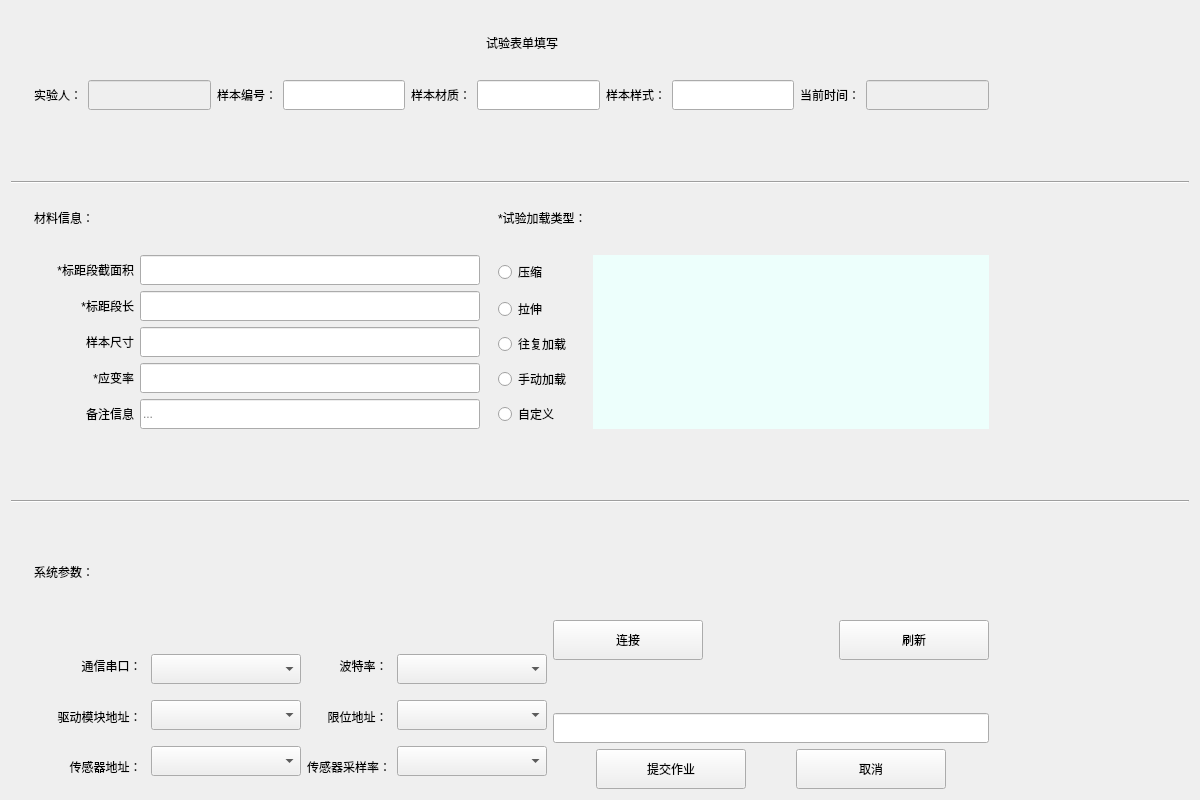
The window that systemset_window.ui (Mr-tang0/Qt_based_MG_stepper_motor_operating_system) describes before a commit, drawn with Qt 5.
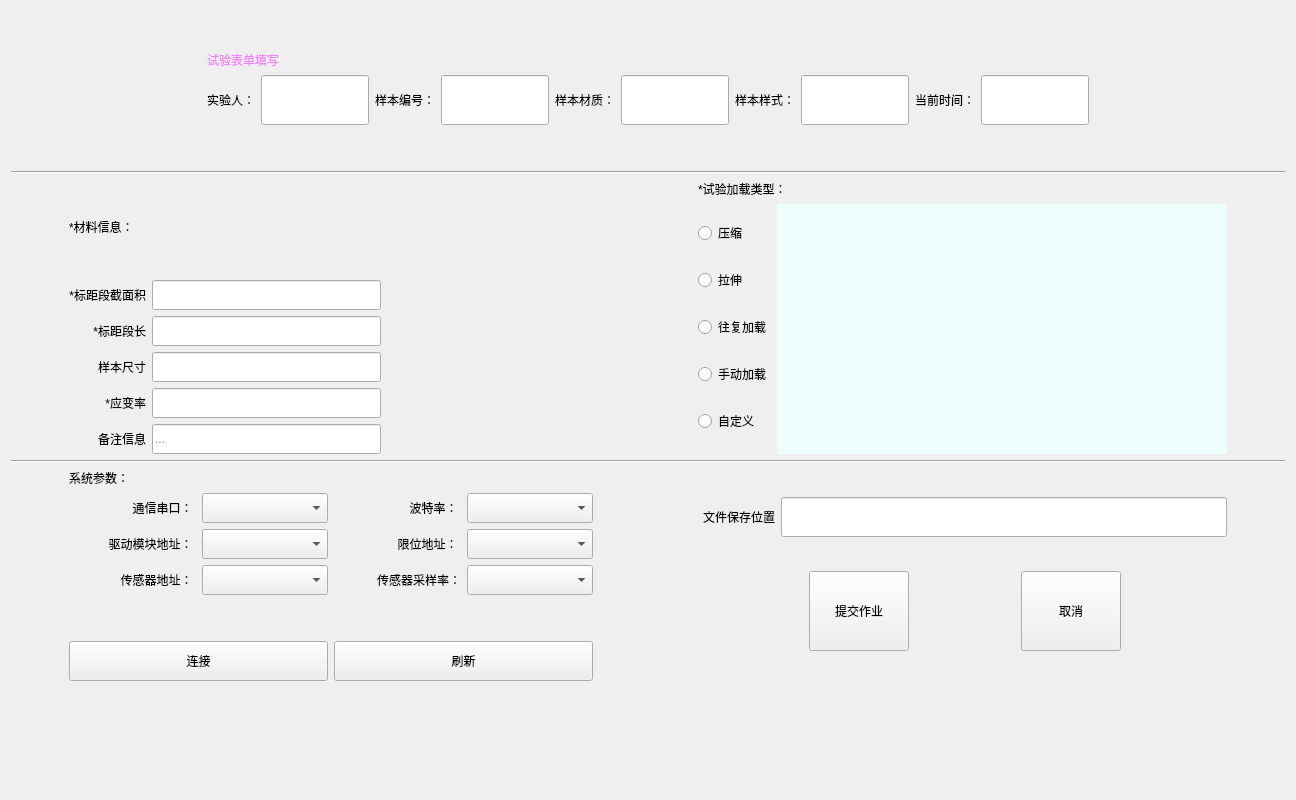
The same window after the commit. The open tabs and pages were chosen to show the change.

Patch:
```diff
--- a/systemset_window.ui
+++ b/systemset_window.ui
@@ -6,7 +6,7 @@
    <rect>
     <x>0</x>
     <y>0</y>
-    <width>1200</width>
+    <width>1296</width>
     <height>800</height>
    </rect>
   </property>
@@ -14,17 +14,53 @@
    <string>Form</string>
   </property>
   <layout class="QGridLayout" name="gridLayout">
-   <item row="0" column="3" colspan="3">
+   <item row="0" column="0">
+    <layout class="QVBoxLayout" name="verticalLayout_14">
+     <item>
+      <layout class="QHBoxLayout" name="horizontalLayout_12">
+       <item>
+        <spacer name="horizontalSpacer_10">
+         <property name="orientation">
+          <enum>Qt::Horizontal</enum>
+         </property>
+         <property name="sizeHint" stdset="0">
+          <size>
+           <width>40</width>
+           <height>20</height>
+          </size>
+         </property>
+        </spacer>
+       </item>
+       <item>
+        <layout class="QVBoxLayout" name="verticalLayout_13">
+         <item>
+          <spacer name="verticalSpacer_2">
+           <property name="orientation">
+            <enum>Qt::Vertical</enum>
+           </property>
+           <property name="sizeHint" stdset="0">
+            <size>
+             <width>20</width>
+             <height>40</height>
+            </size>
+           </property>
+          </spacer>
+         </item>
+         <item>
     <widget class="QLabel" name="label_19">
      <property name="styleSheet">
-      <string notr="true">font: 12pt &quot;幼圆&quot;;</string>
+            <string notr="true">QLabel
+{
+	color: rgb(241, 131, 255);
+	font: 16pt &quot;幼圆&quot;;
+}</string>
      </property>
      <property name="text">
       <string>试验表单填写</string>
      </property>
     </widget>
    </item>
-   <item row="1" column="1" colspan="6">
+         <item>
     <layout class="QHBoxLayout" name="horizontalLayout_2">
      <item>
       <widget class="QLabel" name="label_2">
@@ -42,12 +78,12 @@
      <item>
       <widget class="QLineEdit" name="ExperimenterEdit">
        <property name="enabled">
-        <bool>false</bool>
+              <bool>true</bool>
        </property>
        <property name="minimumSize">
         <size>
-         <width>100</width>
-         <height>30</height>
+               <width>80</width>
+               <height>50</height>
         </size>
        </property>
       </widget>
@@ -69,8 +105,8 @@
       <widget class="QLineEdit" name="timeNumberEdit">
        <property name="minimumSize">
         <size>
-         <width>100</width>
-         <height>30</height>
+               <width>80</width>
+               <height>50</height>
         </size>
        </property>
       </widget>
@@ -92,8 +128,8 @@
       <widget class="QLineEdit" name="MaterialEdit">
        <property name="minimumSize">
         <size>
-         <width>100</width>
-         <height>30</height>
+               <width>80</width>
+               <height>50</height>
         </size>
        </property>
       </widget>
@@ -115,8 +151,8 @@
       <widget class="QLineEdit" name="sampleEdit">
        <property name="minimumSize">
         <size>
-         <width>100</width>
-         <height>30</height>
+               <width>80</width>
+               <height>50</height>
         </size>
        </property>
       </widget>
@@ -134,62 +170,88 @@
      <item>
       <widget class="QLineEdit" name="currentTime">
        <property name="enabled">
-        <bool>false</bool>
+              <bool>true</bool>
        </property>
        <property name="minimumSize">
         <size>
-         <width>100</width>
-         <height>30</height>
+               <width>80</width>
+               <height>50</height>
         </size>
        </property>
       </widget>
      </item>
     </layout>
    </item>
-   <item row="2" column="0" rowspan="2" colspan="8">
+        </layout>
+       </item>
+       <item>
+        <spacer name="horizontalSpacer_11">
+         <property name="orientation">
+          <enum>Qt::Horizontal</enum>
+         </property>
+         <property name="sizeHint" stdset="0">
+          <size>
+           <width>40</width>
+           <height>20</height>
+          </size>
+         </property>
+        </spacer>
+       </item>
+      </layout>
+     </item>
+     <item>
+      <spacer name="verticalSpacer_3">
+       <property name="orientation">
+        <enum>Qt::Vertical</enum>
+       </property>
+       <property name="sizeHint" stdset="0">
+        <size>
+         <width>20</width>
+         <height>40</height>
+        </size>
+       </property>
+      </spacer>
+     </item>
+     <item>
     <widget class="Line" name="line">
      <property name="orientation">
       <enum>Qt::Horizontal</enum>
      </property>
     </widget>
    </item>
-   <item row="3" column="1" colspan="2">
+     <item>
+      <layout class="QHBoxLayout" name="horizontalLayout_11" stretch="1,20,1">
+       <item>
+        <spacer name="horizontalSpacer_8">
+         <property name="orientation">
+          <enum>Qt::Horizontal</enum>
+         </property>
+         <property name="sizeHint" stdset="0">
+          <size>
+           <width>40</width>
+           <height>20</height>
+          </size>
+         </property>
+        </spacer>
+       </item>
+       <item>
+        <layout class="QHBoxLayout" name="horizontalLayout_7" stretch="1,1,1">
+         <item>
+          <layout class="QVBoxLayout" name="verticalLayout_7" stretch="1,5">
+           <item>
     <widget class="QLabel" name="label_20">
      <property name="styleSheet">
       <string notr="true">font: 12pt &quot;幼圆&quot;;</string>
      </property>
      <property name="text">
-      <string>材料信息：</string>
+              <string>*材料信息：</string>
      </property>
      <property name="alignment">
       <set>Qt::AlignLeading|Qt::AlignLeft|Qt::AlignVCenter</set>
      </property>
     </widget>
    </item>
-   <item row="3" column="4" colspan="2">
-    <widget class="QLabel" name="label_8">
-     <property name="styleSheet">
-      <string notr="true">font: 12pt &quot;幼圆&quot;;</string>
-     </property>
-     <property name="text">
-      <string>*试验加载类型：</string>
-     </property>
-    </widget>
-   </item>
-   <item row="4" column="0" colspan="2">
-    <spacer name="horizontalSpacer_4">
-     <property name="orientation">
-      <enum>Qt::Horizontal</enum>
-     </property>
-     <property name="sizeHint" stdset="0">
-      <size>
-       <width>40</width>
-       <height>20</height>
-      </size>
-     </property>
-    </spacer>
-   </item>
-   <item row="4" column="2" rowspan="5">
+           <item>
     <layout class="QHBoxLayout" name="horizontalLayout_3">
      <item>
       <layout class="QVBoxLayout" name="verticalLayout_2">
@@ -319,7 +381,38 @@
      </item>
     </layout>
    </item>
-   <item row="4" column="4">
+          </layout>
+         </item>
+         <item>
+          <spacer name="horizontalSpacer_4">
+           <property name="orientation">
+            <enum>Qt::Horizontal</enum>
+           </property>
+           <property name="sizeHint" stdset="0">
+            <size>
+             <width>40</width>
+             <height>20</height>
+            </size>
+           </property>
+          </spacer>
+         </item>
+         <item>
+          <layout class="QVBoxLayout" name="verticalLayout_9" stretch="1,5">
+           <item>
+            <widget class="QLabel" name="label_8">
+             <property name="styleSheet">
+              <string notr="true">font: 12pt &quot;幼圆&quot;;</string>
+             </property>
+             <property name="text">
+              <string>*试验加载类型：</string>
+             </property>
+            </widget>
+           </item>
+           <item>
+            <layout class="QHBoxLayout" name="horizontalLayout_6">
+             <item>
+              <layout class="QVBoxLayout" name="verticalLayout_8">
+               <item>
     <widget class="QRadioButton" name="Compression">
      <property name="styleSheet">
       <string notr="true">font: 12pt &quot;幼圆&quot;;</string>
@@ -335,8 +428,56 @@
      </property>
     </widget>
    </item>
-   <item row="4" column="6" rowspan="5">
+               <item>
+                <widget class="QRadioButton" name="stretching">
+                 <property name="styleSheet">
+                  <string notr="true">font: 12pt &quot;幼圆&quot;;</string>
+                 </property>
+                 <property name="text">
+                  <string>拉伸</string>
+                 </property>
+                </widget>
+               </item>
+               <item>
+                <widget class="QRadioButton" name="Reciprocating">
+                 <property name="styleSheet">
+                  <string notr="true">font: 12pt &quot;幼圆&quot;;</string>
+                 </property>
+                 <property name="text">
+                  <string>往复加载</string>
+                 </property>
+                </widget>
+               </item>
+               <item>
+                <widget class="QRadioButton" name="Manually">
+                 <property name="styleSheet">
+                  <string notr="true">font: 12pt &quot;幼圆&quot;;</string>
+                 </property>
+                 <property name="text">
+                  <string>手动加载</string>
+                 </property>
+                </widget>
+               </item>
+               <item>
+                <widget class="QRadioButton" name="Customize">
+                 <property name="styleSheet">
+                  <string notr="true">font: 12pt &quot;幼圆&quot;;</string>
+                 </property>
+                 <property name="text">
+                  <string>自定义</string>
+                 </property>
+                </widget>
+               </item>
+              </layout>
+             </item>
+             <item>
     <widget class="QStackedWidget" name="menu">
+               <property name="minimumSize">
+                <size>
+                 <width>450</width>
+                 <height>250</height>
+                </size>
+               </property>
      <property name="styleSheet">
       <string notr="true">background-color: rgb(149, 190, 255);
 background-color: rgb(237, 255, 252);</string>
@@ -351,8 +492,14 @@
      <widget class="QWidget" name="p5"/>
     </widget>
    </item>
-   <item row="4" column="7">
-    <spacer name="horizontalSpacer_5">
+            </layout>
+           </item>
+          </layout>
+         </item>
+        </layout>
+       </item>
+       <item>
+        <spacer name="horizontalSpacer_9">
      <property name="orientation">
       <enum>Qt::Horizontal</enum>
      </property>
@@ -364,54 +511,35 @@
      </property>
     </spacer>
    </item>
-   <item row="5" column="4">
-    <widget class="QRadioButton" name="stretching">
-     <property name="styleSheet">
-      <string notr="true">font: 12pt &quot;幼圆&quot;;</string>
-     </property>
-     <property name="text">
-      <string>拉伸</string>
-     </property>
-    </widget>
-   </item>
-   <item row="6" column="4" colspan="2">
-    <widget class="QRadioButton" name="Reciprocating">
-     <property name="styleSheet">
-      <string notr="true">font: 12pt &quot;幼圆&quot;;</string>
-     </property>
-     <property name="text">
-      <string>往复加载</string>
-     </property>
-    </widget>
-   </item>
-   <item row="7" column="4" colspan="2">
-    <widget class="QRadioButton" name="Manually">
-     <property name="styleSheet">
-      <string notr="true">font: 12pt &quot;幼圆&quot;;</string>
-     </property>
-     <property name="text">
-      <string>手动加载</string>
-     </property>
-    </widget>
-   </item>
-   <item row="8" column="4" colspan="2">
-    <widget class="QRadioButton" name="Customize">
-     <property name="styleSheet">
-      <string notr="true">font: 12pt &quot;幼圆&quot;;</string>
-     </property>
-     <property name="text">
-      <string>自定义</string>
-     </property>
-    </widget>
-   </item>
-   <item row="9" column="0" rowspan="2" colspan="8">
+      </layout>
+     </item>
+     <item>
     <widget class="Line" name="line_2">
      <property name="orientation">
       <enum>Qt::Horizontal</enum>
      </property>
     </widget>
    </item>
-   <item row="10" column="1" rowspan="2" colspan="2">
+     <item>
+      <layout class="QHBoxLayout" name="horizontalLayout_10" stretch="1,20,1">
+       <item>
+        <spacer name="horizontalSpacer_6">
+         <property name="orientation">
+          <enum>Qt::Horizontal</enum>
+         </property>
+         <property name="sizeHint" stdset="0">
+          <size>
+           <width>40</width>
+           <height>20</height>
+          </size>
+         </property>
+        </spacer>
+       </item>
+       <item>
+        <layout class="QHBoxLayout" name="horizontalLayout_9" stretch="5,1,5">
+         <item>
+          <layout class="QVBoxLayout" name="verticalLayout_11">
+           <item>
     <widget class="QLabel" name="label_7">
      <property name="styleSheet">
       <string notr="true">font: 12pt &quot;幼圆&quot;;</string>
@@ -421,50 +549,9 @@
      </property>
     </widget>
    </item>
-   <item row="11" column="5" rowspan="2" colspan="2">
-    <layout class="QHBoxLayout" name="horizontalLayout_5">
      <item>
-      <widget class="QPushButton" name="portConnect">
-       <property name="minimumSize">
-        <size>
-         <width>150</width>
-         <height>40</height>
-        </size>
-       </property>
-       <property name="text">
-        <string>连接</string>
-       </property>
-      </widget>
-     </item>
+            <layout class="QVBoxLayout" name="verticalLayout_10">
      <item>
-      <spacer name="horizontalSpacer_6">
-       <property name="orientation">
-        <enum>Qt::Horizontal</enum>
-       </property>
-       <property name="sizeHint" stdset="0">
-        <size>
-         <width>40</width>
-         <height>20</height>
-        </size>
-       </property>
-      </spacer>
-     </item>
-     <item>
-      <widget class="QPushButton" name="portRefresh">
-       <property name="minimumSize">
-        <size>
-         <width>150</width>
-         <height>40</height>
-        </size>
-       </property>
-       <property name="text">
-        <string>刷新</string>
-       </property>
-      </widget>
-     </item>
-    </layout>
-   </item>
-   <item row="12" column="2" rowspan="3" colspan="3">
     <layout class="QHBoxLayout" name="horizontalLayout_4">
      <item>
       <layout class="QVBoxLayout" name="verticalLayout_6">
@@ -515,7 +602,7 @@
         <widget class="QComboBox" name="SerialPort">
          <property name="minimumSize">
           <size>
-           <width>150</width>
+                     <width>100</width>
            <height>30</height>
           </size>
          </property>
@@ -525,7 +612,7 @@
         <widget class="QComboBox" name="driveBox">
          <property name="minimumSize">
           <size>
-           <width>150</width>
+                     <width>100</width>
            <height>30</height>
           </size>
          </property>
@@ -535,7 +622,7 @@
         <widget class="QComboBox" name="sensorBox">
          <property name="minimumSize">
           <size>
-           <width>150</width>
+                     <width>100</width>
            <height>30</height>
           </size>
          </property>
@@ -592,7 +679,7 @@
         <widget class="QComboBox" name="baudRate">
          <property name="minimumSize">
           <size>
-           <width>150</width>
+                     <width>100</width>
            <height>30</height>
           </size>
          </property>
@@ -602,7 +689,7 @@
         <widget class="QComboBox" name="limits">
          <property name="minimumSize">
           <size>
-           <width>150</width>
+                     <width>100</width>
            <height>30</height>
           </size>
          </property>
@@ -612,7 +699,7 @@
         <widget class="QComboBox" name="samplingRate">
          <property name="minimumSize">
           <size>
-           <width>150</width>
+                     <width>100</width>
            <height>30</height>
           </size>
          </property>
@@ -622,17 +709,99 @@
      </item>
     </layout>
    </item>
-   <item row="13" column="5" colspan="2">
+             <item>
+              <spacer name="verticalSpacer">
+               <property name="orientation">
+                <enum>Qt::Vertical</enum>
+               </property>
+               <property name="sizeHint" stdset="0">
+                <size>
+                 <width>20</width>
+                 <height>40</height>
+                </size>
+               </property>
+              </spacer>
+             </item>
+             <item>
+              <layout class="QHBoxLayout" name="horizontalLayout_5">
+               <item>
+                <widget class="QPushButton" name="portConnect">
+                 <property name="minimumSize">
+                  <size>
+                   <width>100</width>
+                   <height>40</height>
+                  </size>
+                 </property>
+                 <property name="text">
+                  <string>连接</string>
+                 </property>
+                </widget>
+               </item>
+               <item>
+                <widget class="QPushButton" name="portRefresh">
+                 <property name="minimumSize">
+                  <size>
+                   <width>100</width>
+                   <height>40</height>
+                  </size>
+                 </property>
+                 <property name="text">
+                  <string>刷新</string>
+                 </property>
+                </widget>
+               </item>
+              </layout>
+             </item>
+            </layout>
+           </item>
+          </layout>
+         </item>
+         <item>
+          <spacer name="horizontalSpacer_5">
+           <property name="orientation">
+            <enum>Qt::Horizontal</enum>
+           </property>
+           <property name="sizeHint" stdset="0">
+            <size>
+             <width>40</width>
+             <height>20</height>
+            </size>
+           </property>
+          </spacer>
+         </item>
+         <item>
+          <layout class="QVBoxLayout" name="verticalLayout_12">
+           <item>
+            <layout class="QHBoxLayout" name="horizontalLayout_8">
+             <item>
+              <widget class="QLabel" name="label_11">
+               <property name="minimumSize">
+                <size>
+                 <width>0</width>
+                 <height>40</height>
+                </size>
+               </property>
+               <property name="styleSheet">
+                <string notr="true">font: 12pt &quot;幼圆&quot;;</string>
+               </property>
+               <property name="text">
+                <string>文件保存位置</string>
+               </property>
+              </widget>
+             </item>
+             <item>
     <widget class="QLineEdit" name="filePathEdit">
      <property name="minimumSize">
       <size>
        <width>0</width>
-       <height>30</height>
+                 <height>40</height>
       </size>
      </property>
     </widget>
    </item>
-   <item row="14" column="5" colspan="2">
+            </layout>
+           </item>
+           <item>
     <layout class="QHBoxLayout" name="horizontalLayout">
      <item>
       <spacer name="horizontalSpacer_2">
@@ -651,8 +820,8 @@
       <widget class="QPushButton" name="submitBtn">
        <property name="minimumSize">
         <size>
-         <width>150</width>
-         <height>40</height>
+                 <width>100</width>
+                 <height>80</height>
         </size>
        </property>
        <property name="text">
@@ -677,8 +846,8 @@
       <widget class="QPushButton" name="cancelBtn">
        <property name="minimumSize">
         <size>
-         <width>150</width>
-         <height>40</height>
+                 <width>100</width>
+                 <height>80</height>
         </size>
        </property>
        <property name="text">
@@ -700,6 +869,40 @@
       </spacer>
      </item>
     </layout>
+           </item>
+          </layout>
+         </item>
+        </layout>
+       </item>
+       <item>
+        <spacer name="horizontalSpacer_7">
+         <property name="orientation">
+          <enum>Qt::Horizontal</enum>
+         </property>
+         <property name="sizeHint" stdset="0">
+          <size>
+           <width>40</width>
+           <height>20</height>
+          </size>
+         </property>
+        </spacer>
+       </item>
+      </layout>
+     </item>
+    </layout>
+   </item>
+   <item row="1" column="0">
+    <spacer name="verticalSpacer_4">
+     <property name="orientation">
+      <enum>Qt::Vertical</enum>
+     </property>
+     <property name="sizeHint" stdset="0">
+      <size>
+       <width>20</width>
+       <height>40</height>
+      </size>
+     </property>
+    </spacer>
    </item>
   </layout>
  </widget>
```
Left out of the diff: 2 changed lines with no effect on the pictures. Lines whose indentation alone changed are shown as unchanged.
